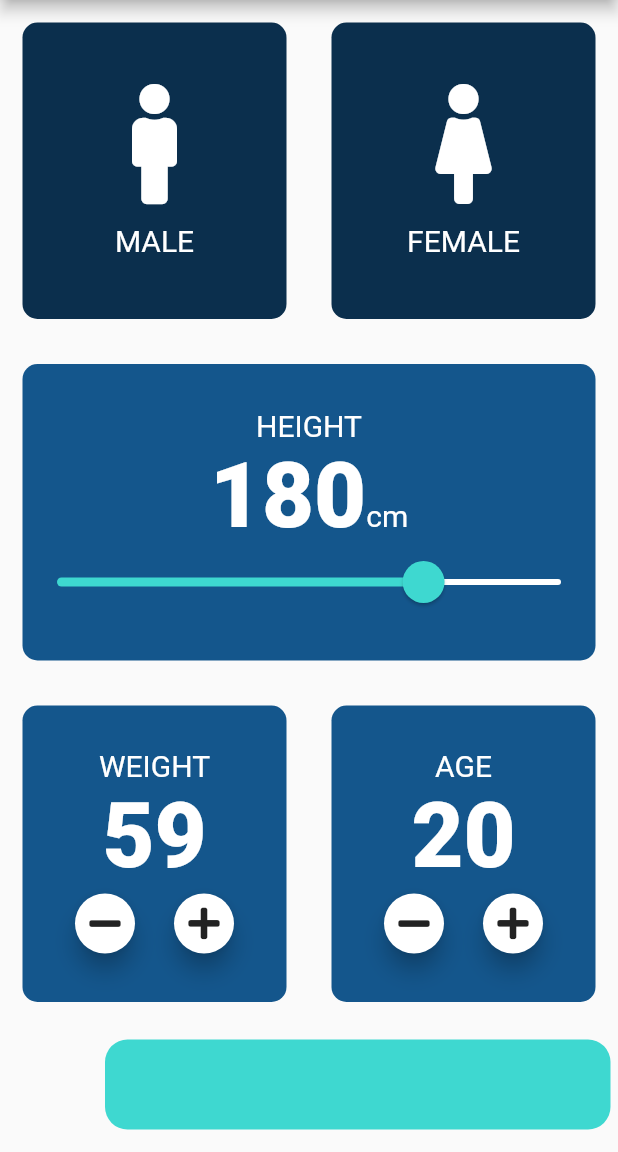
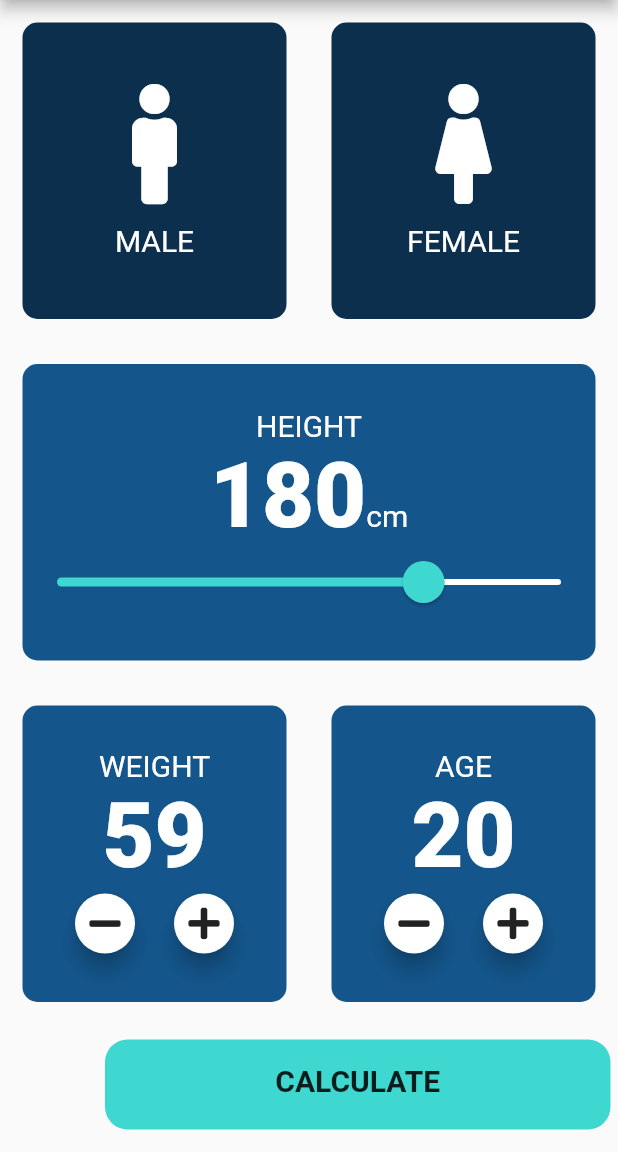
Before and after one commit to Zafershah24/BMIcalculator, a Flutter app: the screen it shows after launch, after a tap on an icon or button, on a phone screen of 412 x 824 dp, the part 84-1236 px from its top. Run offline on Flutter 3.47's test engine with Material 2 defaults, Android fonts, the phone set to English and light mode, and no system bars; our stand-ins replace font_awesome_flutter.

Commit message:
A Flutter App used for calculating BMI of a person

```diff
--- /dev/null
+++ b/lib/Bottom_button.dart
@@ -0,0 +1,29 @@
+import 'package:flutter/material.dart';
+import 'constants.dart';
+class BottomButton extends StatelessWidget {
+  BottomButton({this.text,this.onTap});
+  final String text;
+  final Function onTap;
+
+  @override
+  Widget build(BuildContext context) {
+    return GestureDetector(
+      onTap: onTap,
+      child: Container(
+          child: Center(
+            child: Text(text,
+              style: kLargeTxtsize,),
+          ),
+          height: 60,
+          width: double.infinity,
+          padding: EdgeInsets.only(bottom: 5),
+          margin: EdgeInsets.only(top: 10,left: 70,right: 5,bottom: 15),
+          decoration: new BoxDecoration(
+            color: Color.fromRGBO(62, 216, 208,1),
+            borderRadius: BorderRadius.circular(15),
+          )
+
+      ),
+    );
+  }
+}
--- a/lib/input_page.dart
+++ b/lib/input_page.dart
@@ -4,6 +4,9 @@ import 'package:font_awesome_flutter/font_awesome_flutter.dart';
 import 'reusable_card.dart';
 import 'Icon_pack.dart';
 import 'constants.dart';
+import 'Result_page.dart';
+import 'Bottom_button.dart';
+import 'Calculator_brain.dart';
 
 enum Gender{Male,Female}
 int height = 180;
@@ -184,23 +187,23 @@ mainAxisAlignment: MainAxisAlignment.center,
               ],
             ),
     ),
-          Container(
-            height: 60,
-            width: double.infinity,
+          BottomButton(text: 'CALCULATE',
 
-            margin: EdgeInsets.only(top: 10,left: 70,right: 5,bottom: 15),
-             decoration: new BoxDecoration(
-               color: Color.fromRGBO(62, 216, 208,1),
-            borderRadius: BorderRadius.circular(15),
-          )
-
-          ),],
+            onTap: (){
+              CalculatorBrain calc =
+               CalculatorBrain(height: height, weight: weight);
+            Navigator.push(context, MaterialPageRoute(builder: (context)=>Result_page( bmiResult: calc.calculateBMI(),
+              resultText: calc.getResult(),
+              interpretation: calc.getInterpretation(),
+            ),),);
+          },),],
       )
 
 
     );
   }
 }
+
 
 class Roundfloatingbutton extends StatelessWidget {
   Roundfloatingbutton({this.icon,this.onPressed});
```
Also changed, not shown: lib/Calculator_brain.dart (added, +35 -0 lines), lib/Result_page.dart (added, +66 -0 lines), lib/constants.dart (+30 -0 lines).
